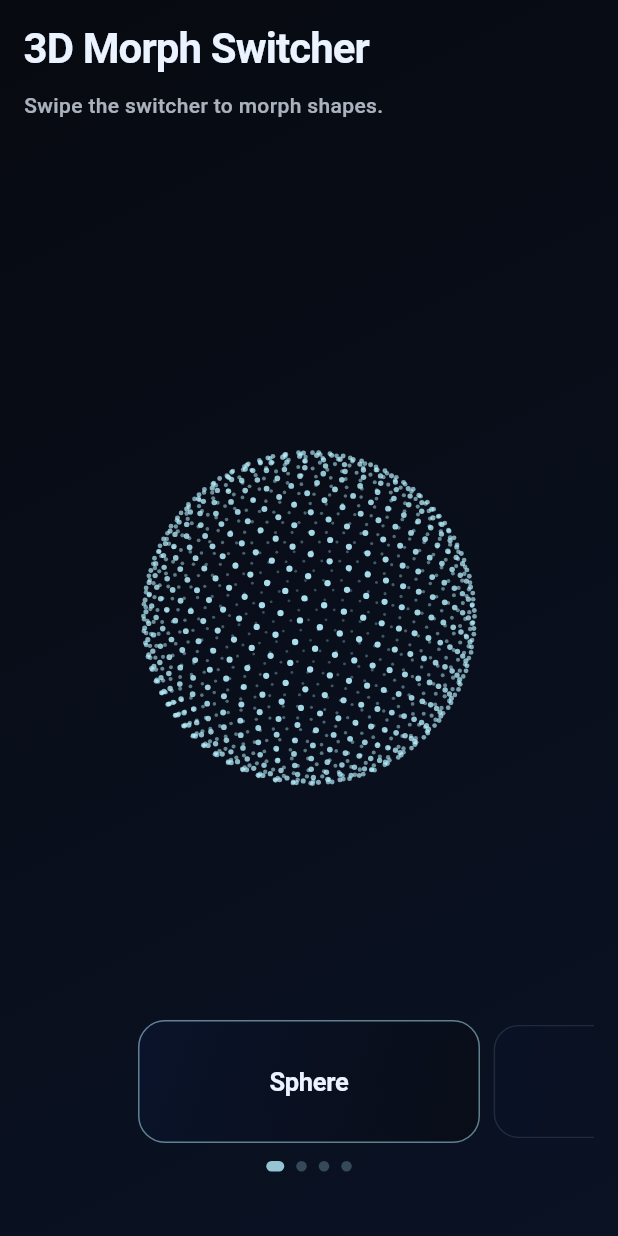
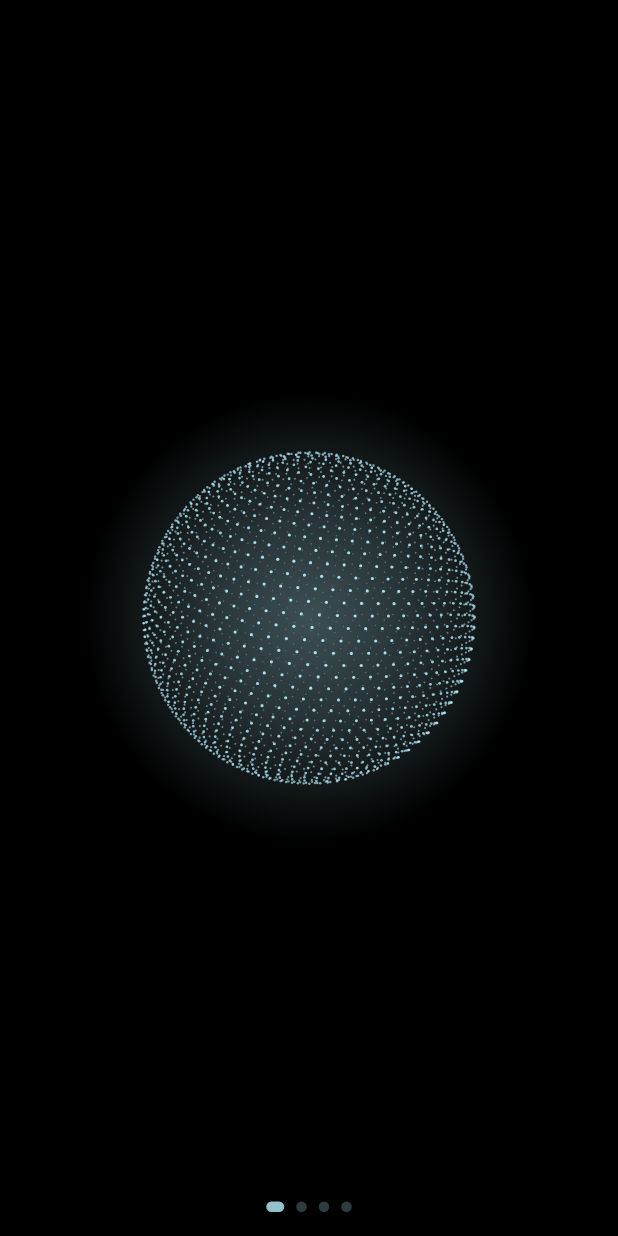
Before and after one commit to Vijay-33/flutter_3d_shape_switcher, a Flutter app: the screen it shows after launch, on a phone screen of 412 x 824 dp. Run offline on Flutter 3.47's test engine with Material 3 defaults, Android fonts, the light colour scheme and no system bars.

Commit message:
Changed dot size and number, swipe on entire page

```diff
--- a/lib/dot_morph_painter.dart
+++ b/lib/dot_morph_painter.dart
@@ -25,7 +25,7 @@ class DotMorphPainter extends CustomPainter {
     final center = Offset(size.width / 2, size.height / 2);
 
     final baseScale = size.shortestSide * 0.42;
-    final baseDotRadius = (size.shortestSide * 0.0042).clamp(1.2, 2.8).toDouble();
+    final baseDotRadius = (size.shortestSide * 0.0042).clamp(1.2, 2.8).toDouble() * 0.5;
 
     const cameraDistance = 4.2;
     const tiltX = 0.35;
--- a/lib/three_dot_animation_switcher_page.dart
+++ b/lib/three_dot_animation_switcher_page.dart
@@ -8,8 +8,7 @@ import 'utils/scroll_behaviour.dart';
 import 'utils/utility_functions.dart';
 import 'utils/vec_3.dart';
 import 'widgets/page_dots.dart';
-import 'widgets/shape_card.dart';
-import 'widgets/title_widget.dart';
+import 'widgets/shape_glow.dart';
 
 class ThreeDAnimationSwitcherPage extends StatefulWidget {
   const ThreeDAnimationSwitcherPage({super.key});
@@ -19,8 +18,8 @@ class ThreeDAnimationSwitcherPage extends StatefulWidget {
 }
 
 class _ThreeDAnimationSwitcherPageState extends State<ThreeDAnimationSwitcherPage> with SingleTickerProviderStateMixin {
-  static const _shapeLabels = ['Sphere', 'Cube', 'Heart', 'Donut'];
-  static const int _pointCount = 1200;
+  static const int _pointCount = 2400;
+  static const _dotColor = Color(0xFFB8F1FF);
 
   late final AnimationController _rotationController;
   late final PageController _pageController;
@@ -33,7 +32,7 @@ class _ThreeDAnimationSwitcherPageState extends State<ThreeDAnimationSwitcherPag
 
     _rotationController = AnimationController(vsync: this, duration: const Duration(seconds: 12))..repeat();
 
-    _pageController = PageController(initialPage: 0, viewportFraction: 0.6);
+    _pageController = PageController(initialPage: 0);
 
     final seeds = UtilityFunctions.generateSeeds(_pointCount);
 
@@ -55,42 +54,53 @@ class _ThreeDAnimationSwitcherPageState extends State<ThreeDAnimationSwitcherPag
   @override
   Widget build(BuildContext context) {
     final size = MediaQuery.sizeOf(context);
+    final dotAreaSize = math.min(size.width, size.height) * 0.62;
 
     return Scaffold(
-      body: DecoratedBox(
-        decoration: const BoxDecoration(
-          gradient: LinearGradient(
-            colors: [Color(0xFF070A10), Color(0xFF0A1224)],
-            begin: Alignment.topLeft,
-            end: Alignment.bottomRight,
+      backgroundColor: Colors.black,
+      body: Stack(
+        alignment: Alignment.center,
+        children: [
+          Positioned.fill(
+            child: ScrollConfiguration(
+              behavior: const MouseDraggableScrollBehavior(),
+              child: PageView.builder(
+                controller: _pageController,
+                itemCount: _shapes.length,
+                physics: const BouncingScrollPhysics(),
+                itemBuilder: (context, index) => const SizedBox.expand(),
               ),
             ),
+          ),
+          IgnorePointer(
+            child: SizedBox.square(
+              dimension: dotAreaSize,
               child: Stack(
-          alignment: Alignment.center,
+                fit: StackFit.expand,
+                clipBehavior: Clip.none,
                 children: [
-            Positioned(top: MediaQuery.viewPaddingOf(context).top + 12, left: 16, right: 16, child: const PageTitle()),
-            Center(
-              child: AnimatedBuilder(
+                  Transform.scale(scale: 1.18, child: const ShapeGlow(color: _dotColor)),
+                  AnimatedBuilder(
                     animation: Listenable.merge([_rotationController, _pageController]),
                     builder: (context, _) {
-                  final page = _pageController.hasClients ? (_pageController.page ?? 0.0) : 0.0;
+                      final page = _pageController.hasClients
+                          ? (_pageController.page ?? _pageController.initialPage.toDouble())
+                          : 0.0;
                       final morph = MorphSpec.fromPage(page: page, shapeCount: _shapes.length);
 
-                  final dotAreaSize = math.min(size.width, size.height) * 0.62;
-
-                  return SizedBox.square(
-                    dimension: dotAreaSize,
-                    child: CustomPaint(
+                      return CustomPaint(
                         painter: DotMorphPainter(
                           from: _shapes[morph.fromIndex],
                           to: _shapes[morph.toIndex],
                           t: morph.t,
                           rotationY: _rotationController.value * math.pi * 2,
-                        dotColor: const Color(0xFFB8F1FF),
-                      ),
+                          dotColor: _dotColor,
                         ),
                       );
                     },
+                  ),
+                ],
+              ),
             ),
           ),
           Align(
@@ -98,46 +108,13 @@ class _ThreeDAnimationSwitcherPageState extends State<ThreeDAnimationSwitcherPag
             child: SafeArea(
               top: false,
               minimum: const EdgeInsets.fromLTRB(16, 0, 16, 16),
-                child: SizedBox(
-                  height: 128,
-                  child: Column(
-                    mainAxisSize: MainAxisSize.min,
-                    children: [
-                      SizedBox(
-                        height: 82,
-                        child: ScrollConfiguration(
-                          behavior: const MouseDraggableScrollBehavior(),
-                          child: PageView.builder(
-                            controller: _pageController,
-                            itemCount: _shapeLabels.length,
-                            physics: const BouncingScrollPhysics(),
-                            itemBuilder: (context, index) {
-                              return ShapeCard(
-                                label: _shapeLabels[index],
-                                index: index,
-                                controller: _pageController,
-                                onTap: () {
-                                  _pageController.animateToPage(
-                                    index,
-                                    duration: const Duration(milliseconds: 350),
-                                    curve: Curves.easeOutCubic,
-                                  );
-                                },
-                              );
-                            },
-                          ),
-                        ),
-                      ),
-                      const SizedBox(height: 12),
-                      PageDots(controller: _pageController, count: _shapeLabels.length),
-                    ],
-                  ),
+              child: IgnorePointer(
+                child: PageDots(controller: _pageController, count: _shapes.length),
               ),
             ),
           ),
         ],
       ),
-      ),
     );
   }
 }
--- /dev/null
+++ b/lib/widgets/shape_glow.dart
@@ -0,0 +1,41 @@
+import 'package:flutter/material.dart';
+
+class ShapeGlow extends StatelessWidget {
+  const ShapeGlow({super.key, required this.color});
+
+  final Color color;
+
+  @override
+  Widget build(BuildContext context) {
+    return RepaintBoundary(
+      child: CustomPaint(painter: _ShapeGlowPainter(color: color)),
+    );
+  }
+}
+
+class _ShapeGlowPainter extends CustomPainter {
+  const _ShapeGlowPainter({required this.color});
+
+  final Color color;
+
+  @override
+  void paint(Canvas canvas, Size size) {
+    final shortestSide = size.shortestSide;
+    if (shortestSide <= 0) return;
+
+    final center = Offset(size.width / 2, size.height / 2);
+    final radius = shortestSide * 0.5;
+
+    final paint = Paint()
+      ..blendMode = BlendMode.plus
+      ..shader = RadialGradient(
+        colors: [color.withValues(alpha: 0.33), color.withValues(alpha: 0.22), color.withValues(alpha: 0)],
+        stops: const [0.0, 0.42, 1.0],
+      ).createShader(Rect.fromCircle(center: center, radius: radius));
+
+    canvas.drawCircle(center, radius, paint);
+  }
+
+  @override
+  bool shouldRepaint(covariant _ShapeGlowPainter oldDelegate) => oldDelegate.color != color;
+}
--- a/lib/widgets/title_widget.dart
+++ /dev/null
@@ -1,28 +0,0 @@
-import 'package:flutter/material.dart';
-
-/// A widget that displays the title and subtitle for the 3D Morph Switcher.
-class PageTitle extends StatelessWidget {
-  const PageTitle({super.key});
-
-  @override
-  Widget build(BuildContext context) {
-    return Column(
-      crossAxisAlignment: CrossAxisAlignment.start,
-      children: [
-        const Text(
-          '3D Morph Switcher',
-          style: TextStyle(color: Color(0xFFEAF3FF), fontSize: 28, fontWeight: FontWeight.w700, letterSpacing: -0.6),
-        ),
-        const SizedBox(height: 8),
-        Text(
-          'Swipe the switcher to morph shapes.',
-          style: TextStyle(
-            color: const Color(0xFFEAF3FF).withValues(alpha: 0.72),
-            fontSize: 14,
-            fontWeight: FontWeight.w500,
-          ),
-        ),
-      ],
-    );
-  }
-}
```
Also changed, not shown: 3 other files. Lines whose indentation alone changed are shown as unchanged.
